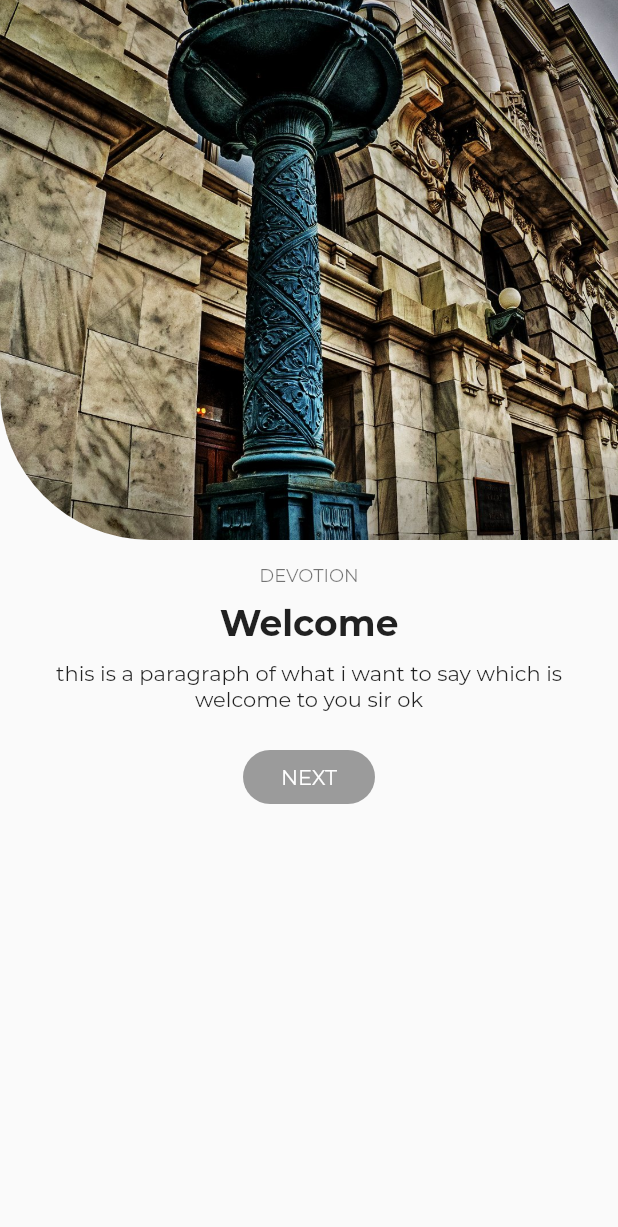
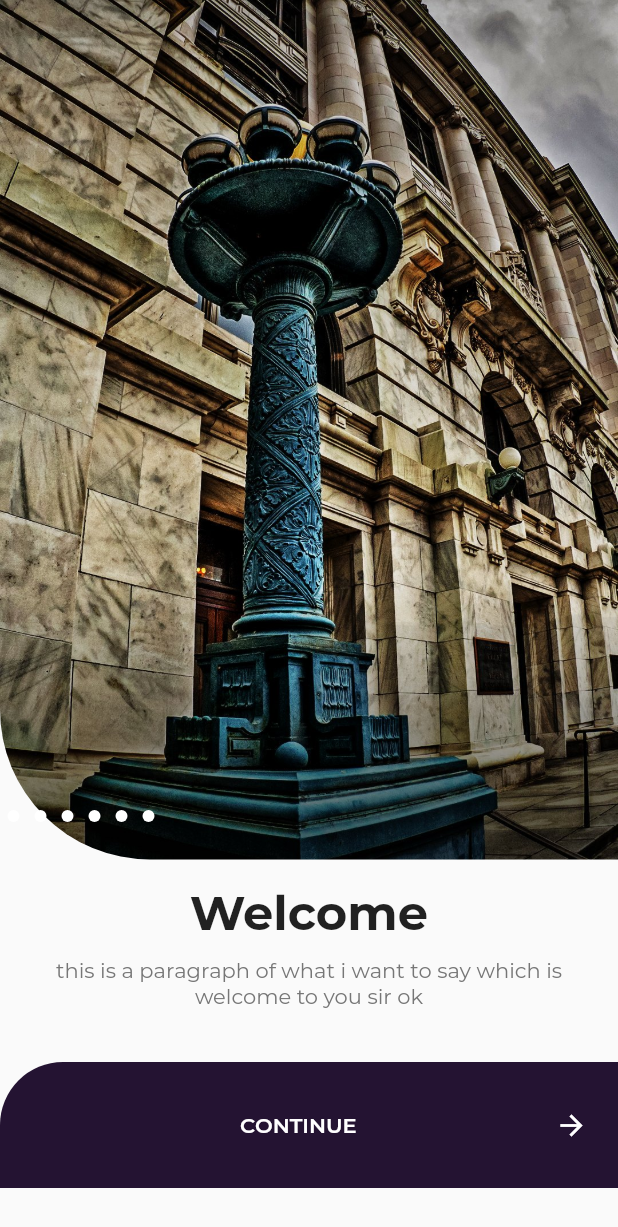
Before and after one commit to madunagu/revival-flutter, a Flutter app: the OnBoardingScreen screen opened directly, on a phone screen of 412 x 824 dp. Shown: the top 1227 px of the screen. Run offline on Flutter 3.47's test engine with Material 2 defaults, Android fonts, the phone set to English and light mode, and no system bars.

Commit message:
making progress

```diff
--- a/lib/OnBoardingScreen.dart
+++ b/lib/OnBoardingScreen.dart
@@ -1,4 +1,6 @@
+import 'package:flutter/cupertino.dart';
 import 'package:flutter/material.dart';
+import 'package:flutter/rendering.dart';
 
 class OnBoardingScreen extends StatelessWidget {
   @override
@@ -17,36 +19,53 @@ class OnboardingContents extends StatefulWidget {
 class _OnboardingContentsState extends State<OnboardingContents> {
   @override
   Widget build(BuildContext context) {
+    final double deviceWidth = MediaQuery.of(context).size.width;
     return SingleChildScrollView(
       scrollDirection: Axis.vertical,
       child: Container(
+        width: deviceWidth,
         child: Column(
           children: <Widget>[
+            Stack(
+              children: [
                 ClipRRect(
-              borderRadius: BorderRadius.only(bottomLeft: Radius.circular(100)),
+                  borderRadius:
+                      BorderRadius.only(bottomLeft: Radius.circular(100)),
                   child: Container(
-                height: 360,
-                width: MediaQuery.of(context).size.width,
+                    height: 573,
+                    width: deviceWidth,
                     child: Image.asset(
                       'images/santorini.jpg',
                       fit: BoxFit.cover,
                     ),
                   ),
                 ),
+                Positioned(
+                  bottom: 20,
+                  child: Align(
+                    alignment: Alignment.topCenter,
+                    child: Row(
+                      mainAxisSize: MainAxisSize.min,
+                      children: [
+                        SingleDot(),
+                        SingleDot(),
+                        SingleDot(),
+                        SingleDot(),
+                        SingleDot(),
+                        SingleDot(),
+                      ],
+                    ),
+                  ),
+                ),
+              ],
+            ),
             Container(
               padding: EdgeInsets.symmetric(horizontal: 16, vertical: 16),
               child: Column(
                 children: <Widget>[
                   Text(
-                    'DEVOTION',
-                    style: TextStyle(color: Colors.black54, fontSize: 12),
-                  ),
-                  SizedBox(
-                    height: 10,
-                  ),
-                  Text(
                     'Welcome',
-                    style: TextStyle(fontWeight: FontWeight.bold, fontSize: 24),
+                    style: TextStyle(fontWeight: FontWeight.bold, fontSize: 32),
                   ),
                   SizedBox(
                     height: 10,
@@ -54,26 +73,68 @@ class _OnboardingContentsState extends State<OnboardingContents> {
                   Text(
                     'this is a paragraph of what i want to say which is welcome to you sir ok',
                     textAlign: TextAlign.center,
+                    style: TextStyle(color: Color(0xff767676), fontSize: 14),
                   ),
                   SizedBox(
                     height: 20,
                   ),
-                  RaisedButton(
-                    onPressed: null,
-                    shape: RoundedRectangleBorder(
-                        borderRadius: BorderRadius.all(Radius.circular(30))),
-                    color: Colors.purple,
+                ],
+              ),
+            ),
+            Container(
+              width: deviceWidth,
+              padding: EdgeInsets.symmetric(horizontal: 20),
+              height: 84,
+              decoration: BoxDecoration(
+                borderRadius: BorderRadius.only(
+                  topLeft: Radius.circular(42),
+                ),
+                color: Color(0xff241332),
+              ),
+              alignment: Alignment.center,
+              child: Row(
+                mainAxisAlignment: MainAxisAlignment.spaceBetween,
+                children: [
+                  Expanded(
+                    flex: 2,
+                    child: Container(),
+                  ),
+                  Expanded(
+                    flex: 3,
                     child: Text(
-                      'NEXT',
-                      style: TextStyle(color: Colors.white),
+                      'CONTINUE',
+                      style: TextStyle(
+                          color: Colors.white,
+                          fontSize: 14,
+                          fontWeight: FontWeight.w600),
                     ),
+                  ),
+                  Icon(
+                    Icons.arrow_forward,
+                    color: Colors.white,
+                    size: 22,
                   )
                 ],
               ),
-            )
+            ),
           ],
         ),
       ),
     );
   }
 }
+
+class SingleDot extends StatelessWidget {
+  @override
+  Widget build(BuildContext context) {
+    return Container(
+      margin: EdgeInsets.all(5),
+      width: 8,
+      height: 8,
+      decoration: BoxDecoration(
+        borderRadius: BorderRadius.circular(20),
+        color: Colors.white,
+      ),
+    );
+  }
+}
--- a/lib/ProfileScreen.dart
+++ b/lib/ProfileScreen.dart
@@ -5,6 +5,7 @@ class ProfileScreen extends StatelessWidget {
   Widget build(BuildContext context) {
     return SingleChildScrollView(
       child: Container(
+        height: 1000,
         child: Stack(
           children: <Widget>[
             Positioned(
--- a/lib/ScaffoldDesignWidget.dart
+++ b/lib/ScaffoldDesignWidget.dart
@@ -24,8 +24,8 @@ class ScaffoldDesignWidget extends StatelessWidget {
               scrollDirection: Axis.vertical,
               physics: ClampingScrollPhysics(),
               child: Container(
-                padding: EdgeInsets.only(top: 156),
-                color: bodyColor,
+                padding: EdgeInsets.only(top: 73),
+                //here use navigation - radius as padding
                 child: body,
               ),
             ),
--- a/lib/widgets/DefaultAppBarWidget.dart
+++ b/lib/widgets/DefaultAppBarWidget.dart
@@ -6,14 +6,16 @@ class DefaultAppBarWidget extends StatelessWidget {
   final Color color;
   final String title;
   final IconData rightIcon;
+  final Color borderColor;
 
-  DefaultAppBarWidget({Key key, this.color, this.title, this.rightIcon})
+  DefaultAppBarWidget({Key key, this.color, this.title, this.rightIcon, this.borderColor = const Color(0x40998fa240)})
       : super(key: key);
 
   @override
   Widget build(BuildContext context) {
     return CurvedCornerWidget(
       color: color,
+      borderColor: this.borderColor,
       child: Container(
         height: 156,
         padding: EdgeInsets.only(left: 30, top: 44, right: 30),
```
Also changed, not shown: lib/NotificationScreen.dart (+51 -50 lines), lib/UserProfile.dart (+89 -45 lines), lib/widgets/CurvedCornerWidget.dart (+60 -7 lines), 26 other files. Lines whose indentation alone changed are shown as unchanged.
